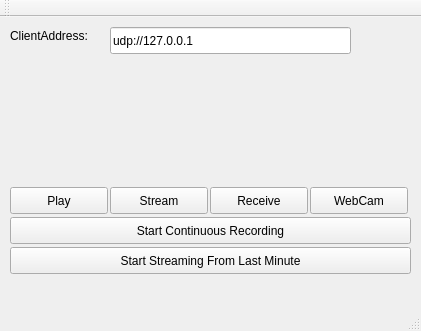
This is mainwindow.ui in lasitha1991/VLC-Security-IP-Solution as Qt 5 draws it before an edit. The edited form follows.
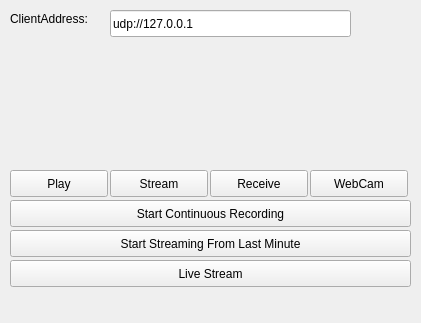
This is the edited form.

Patch:
```diff
--- a/mainwindow.ui
+++ b/mainwindow.ui
@@ -7,7 +7,7 @@
     <x>0</x>
     <y>0</y>
     <width>421</width>
-    <height>331</height>
+    <height>323</height>
    </rect>
   </property>
   <property name="windowTitle">
@@ -128,6 +128,19 @@
      <string>Start Continuous Recording</string>
     </property>
    </widget>
+   <widget class="QPushButton" name="BtnLiveStream">
+    <property name="geometry">
+     <rect>
+      <x>10</x>
+      <y>260</y>
+      <width>401</width>
+      <height>27</height>
+     </rect>
+    </property>
+    <property name="text">
+     <string>Live Stream</string>
+    </property>
+   </widget>
   </widget>
   <widget class="QMenuBar" name="menuBar">
    <property name="geometry">
@@ -139,15 +152,6 @@
     </rect>
    </property>
   </widget>
-  <widget class="QToolBar" name="mainToolBar">
-   <attribute name="toolBarArea">
-    <enum>TopToolBarArea</enum>
-   </attribute>
-   <attribute name="toolBarBreak">
-    <bool>false</bool>
-   </attribute>
-  </widget>
-  <widget class="QStatusBar" name="statusBar"/>
  </widget>
  <layoutdefault spacing="6" margin="11"/>
  <resources/>
```
